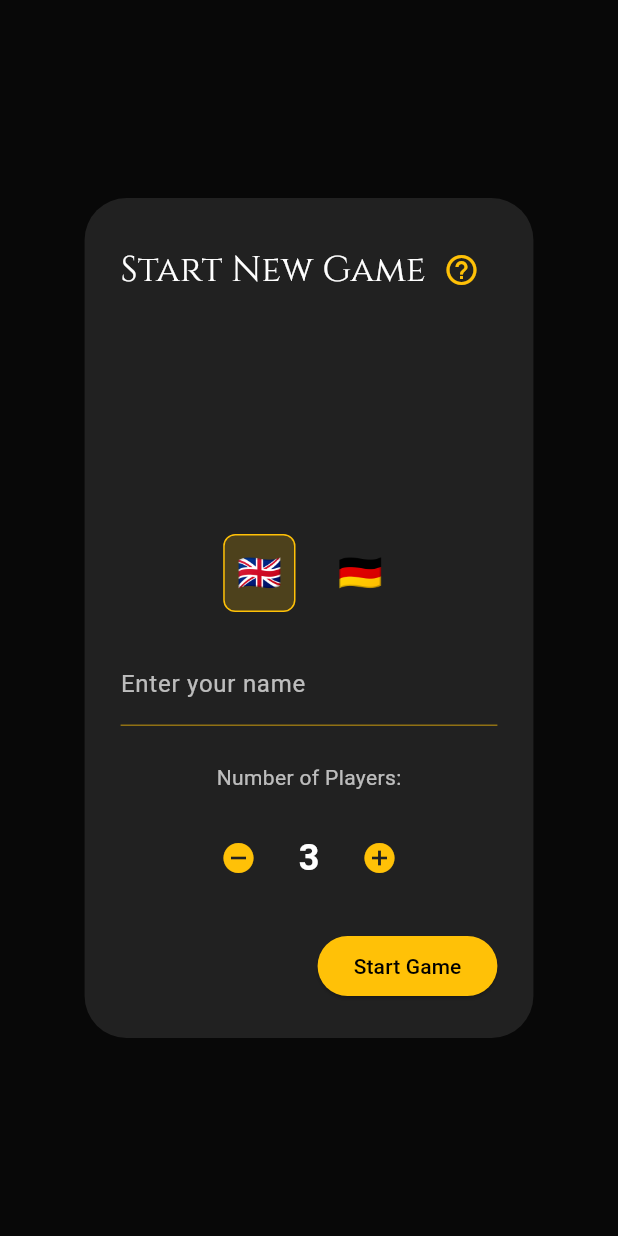
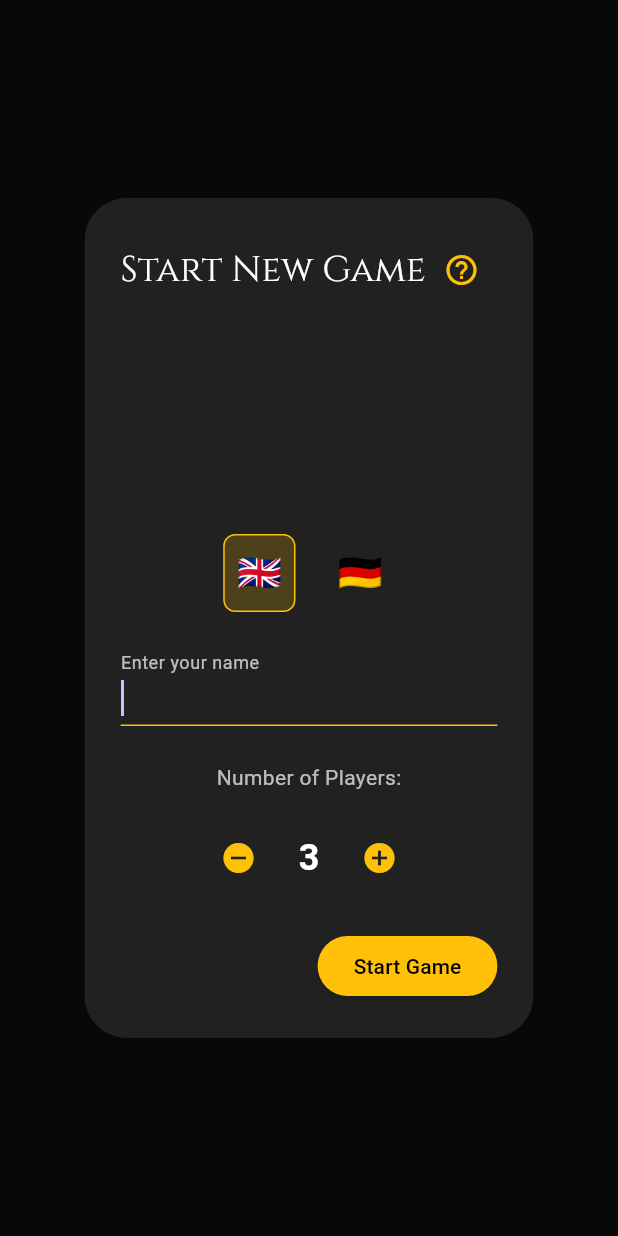
Before and after one commit to manusco/arcana, a Flutter app: the screen it shows after launch, after a tap on the "remove circle" icon, on a phone screen of 412 x 824 dp. Run offline on Flutter 3.47's test engine with Material 3 defaults, Android fonts, the phone set to English and light mode, and no system bars; our stand-ins replace flutter_animate, google_fonts, shared_preferences, web.

Commit message:
🎨 Palette: Improve accessibility of setup dialog and buttons
Co-authored-by: manusco <3257073+manusco@users.noreply.github.com>

```diff
--- a/lib/screens/game_screen.dart
+++ b/lib/screens/game_screen.dart
@@ -109,6 +109,7 @@ class _GameScreenState extends State<GameScreen> {
                     IconButton(
                       icon: const Icon(Icons.close, color: Colors.amber),
                       onPressed: () => Navigator.pop(context),
+                      tooltip: context.watch<LocalizationService>().translate('close_dialog'),
                     ),
                   ],
                 ),
@@ -972,6 +973,7 @@ class _GameSetupDialogState extends State<_GameSetupDialog> {
           // ),
           const SizedBox(height: 10),
           TextField(
+            autofocus: true,
             decoration: InputDecoration(
               labelText: context.watch<LocalizationService>().translate('enter_name'),
               labelStyle: const TextStyle(color: Colors.white70),
@@ -998,20 +1000,22 @@ class _GameSetupDialogState extends State<_GameSetupDialog> {
             mainAxisAlignment: MainAxisAlignment.center,
             children: [
               IconButton(
-                icon: const Icon(Icons.remove_circle, color: Colors.amber),
-                onPressed: () {
-                  if (_playerCount > 2) setState(() => _playerCount--);
-                },
+                icon: const Icon(Icons.remove_circle),
+                color: Colors.amber,
+                disabledColor: Colors.amber.withValues(alpha: 0.3),
+                tooltip: context.watch<LocalizationService>().translate('decrease_players'),
+                onPressed: _playerCount > 2 ? () => setState(() => _playerCount--) : null,
               ),
               Padding(
                 padding: const EdgeInsets.symmetric(horizontal: 16),
                 child: Text("$_playerCount", style: const TextStyle(color: Colors.white, fontSize: 24, fontWeight: FontWeight.bold)),
               ),
               IconButton(
-                icon: const Icon(Icons.add_circle, color: Colors.amber),
-                onPressed: () {
-                  if (_playerCount < 6) setState(() => _playerCount++);
-                },
+                icon: const Icon(Icons.add_circle),
+                color: Colors.amber,
+                disabledColor: Colors.amber.withValues(alpha: 0.3),
+                tooltip: context.watch<LocalizationService>().translate('increase_players'),
+                onPressed: _playerCount < 6 ? () => setState(() => _playerCount++) : null,
               ),
             ],
           ),
--- a/lib/utils/translations.dart
+++ b/lib/utils/translations.dart
@@ -66,6 +66,9 @@ class Translations {
       'player_bids': '{player} bids {bid}',
       'player_won_trick': '{player} won the trick!',
       'player_chose_trump': '{player} chose {trump} as Trump',
+      'decrease_players': 'Decrease player count',
+      'increase_players': 'Increase player count',
+      'close_dialog': 'Close',
     },
     'de': {
       'start_new_game': 'Neues Spiel',
@@ -133,6 +136,9 @@ class Translations {
       'player_bids': '{player} bietet {bid}',
       'player_won_trick': '{player} hat den Stich gewonnen!',
       'player_chose_trump': '{player} hat {trump} als Trumpf gewählt',
+      'decrease_players': 'Spieleranzahl verringern',
+      'increase_players': 'Spieleranzahl erhöhen',
+      'close_dialog': 'Schließen',
     },
   };
 }
```
Also changed, not shown: 1 other file.
